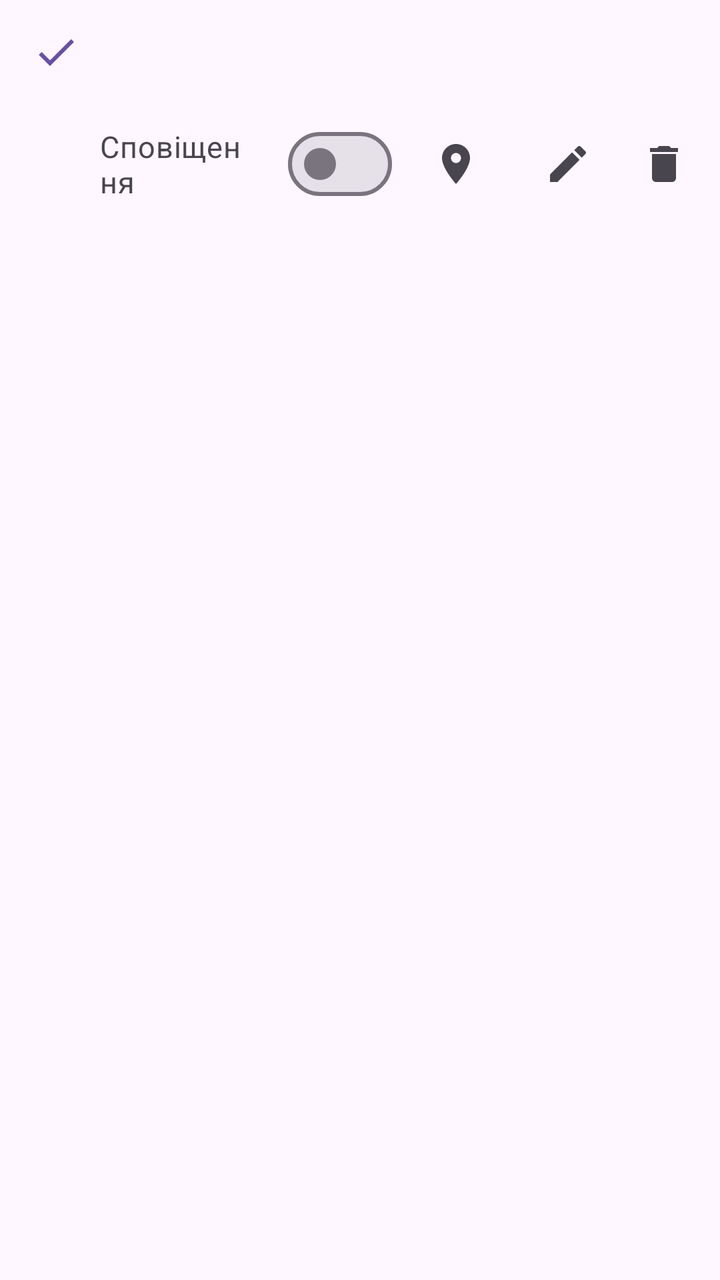
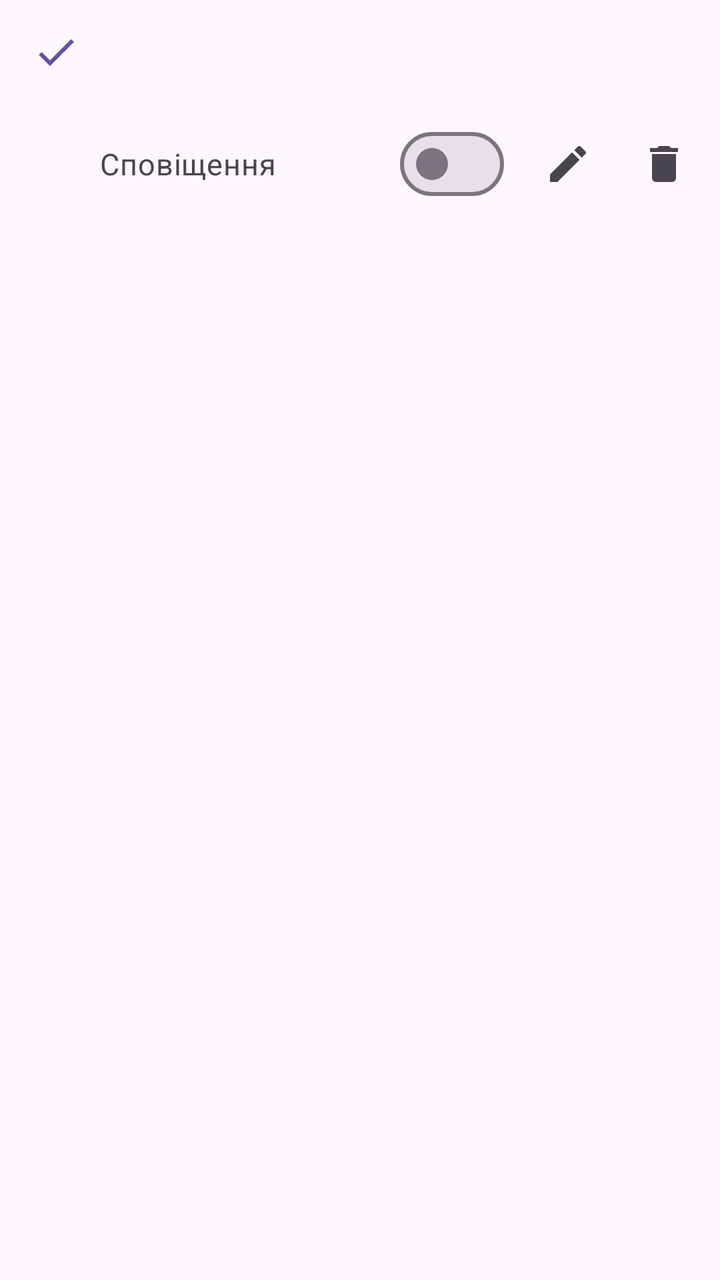

Two renders of the same Android screen: before a commit and after it. Below are the layout's source before the change and the commit's diff.
<!-- AndroidManifest.xml: application theme AppTheme -->
<!-- res/layout/item_address.xml -->
<?xml version="1.0" encoding="utf-8"?>
<LinearLayout xmlns:android="http://schemas.android.com/apk/res/android"
    android:layout_width="match_parent"
    android:layout_height="wrap_content"
    android:background="?attr/selectableItemBackground"
    android:orientation="vertical"
    android:paddingStart="16dp"
    android:paddingTop="12dp"
    android:paddingEnd="4dp"
    android:paddingBottom="4dp">

    
    <LinearLayout
        android:layout_width="match_parent"
        android:layout_height="wrap_content"
        android:orientation="horizontal">

        <ImageView
            android:id="@+id/a_check"
            android:layout_width="24dp"
            android:layout_height="24dp"
            android:layout_marginTop="2dp"
            android:layout_marginEnd="10dp"
            android:contentDescription="Показано на головному екрані"
            android:src="@drawable/ic_check"
            android:tint="?attr/colorPrimary" />

        <LinearLayout
            android:layout_width="0dp"
            android:layout_height="wrap_content"
            android:layout_marginEnd="12dp"
            android:layout_weight="1"
            android:orientation="vertical">

            <TextView
                android:id="@+id/a_title"
                android:layout_width="match_parent"
                android:layout_height="wrap_content"
                android:fontFamily="sans-serif-medium"
                android:textColor="?attr/colorOnSurface"
                android:textSize="19sp" />

            <TextView
                android:id="@+id/a_sub"
                android:layout_width="match_parent"
                android:layout_height="wrap_content"
                android:textColor="?attr/colorOnSurfaceVariant"
                android:textSize="15sp" />
        </LinearLayout>
    </LinearLayout>

    
    <LinearLayout
        android:layout_width="match_parent"
        android:layout_height="wrap_content"
        android:gravity="center_vertical"
        android:orientation="horizontal">

        <com.google.android.material.materialswitch.MaterialSwitch
            android:id="@+id/a_notify"
            android:layout_width="0dp"
            android:layout_height="wrap_content"
            android:layout_marginStart="34dp"
            android:layout_weight="1"
            android:minHeight="48dp"
            android:text="Сповіщення"
            android:textColor="?attr/colorOnSurfaceVariant"
            android:textSize="15sp" />

        <ImageButton
            android:id="@+id/a_change"
            android:layout_width="48dp"
            android:layout_height="48dp"
            android:layout_marginStart="8dp"
            android:background="?attr/selectableItemBackgroundBorderless"
            android:contentDescription="Змінити адресу"
            android:src="@drawable/ic_place"
            android:tint="?attr/colorOnSurfaceVariant" />

        <ImageButton
            android:id="@+id/a_edit"
            android:layout_width="48dp"
            android:layout_height="48dp"
            android:layout_marginStart="8dp"
            android:background="?attr/selectableItemBackgroundBorderless"
            android:contentDescription="Змінити назву"
            android:src="@drawable/ic_edit"
            android:tint="?attr/colorOnSurfaceVariant" />

        <ImageButton
            android:id="@+id/a_delete"
            android:layout_width="48dp"
            android:layout_height="48dp"
            android:background="?attr/selectableItemBackgroundBorderless"
            android:contentDescription="Видалити адресу"
            android:src="@drawable/ic_delete"
            android:tint="?attr/colorOnSurfaceVariant" />
    </LinearLayout>
</LinearLayout>
<!-- resources referenced by this layout -->
<resources>
  <!-- drawable ic_check (drawable) -->
  <?xml version="1.0" encoding="utf-8"?>
  <vector xmlns:android="http://schemas.android.com/apk/res/android"
      android:width="24dp"
      android:height="24dp"
      android:viewportWidth="24"
      android:viewportHeight="24">
      <path android:fillColor="#FF000000" android:pathData="M9,16.17L4.83,12l-1.42,1.41L9,19 21,7l-1.41,-1.41z" />
  </vector>
  <!-- drawable ic_delete (drawable) -->
  <?xml version="1.0" encoding="utf-8"?>
  <vector xmlns:android="http://schemas.android.com/apk/res/android"
      android:width="24dp"
      android:height="24dp"
      android:viewportWidth="24"
      android:viewportHeight="24">
      <path android:fillColor="#FF000000" android:pathData="M6,19c0,1.1 0.9,2 2,2h8c1.1,0 2,-0.9 2,-2V7H6v12zM19,4h-3.5l-1,-1h-5l-1,1H5v2h14V4z" />
  </vector>
  <!-- drawable ic_edit (drawable) -->
  <?xml version="1.0" encoding="utf-8"?>
  <vector xmlns:android="http://schemas.android.com/apk/res/android"
      android:width="24dp"
      android:height="24dp"
      android:viewportWidth="24"
      android:viewportHeight="24">
      <path android:fillColor="#FF000000" android:pathData="M3,17.25V21h3.75L17.81,9.94l-3.75,-3.75L3,17.25zM20.71,7.04c0.39,-0.39 0.39,-1.02 0,-1.41l-2.34,-2.34c-0.39,-0.39 -1.02,-0.39 -1.41,0l-1.83,1.83 3.75,3.75 1.83,-1.83z" />
  </vector>
  <!-- drawable ic_place (drawable) -->
  <?xml version="1.0" encoding="utf-8"?>
  <vector xmlns:android="http://schemas.android.com/apk/res/android"
      android:width="24dp"
      android:height="24dp"
      android:viewportWidth="24"
      android:viewportHeight="24">
      <path android:fillColor="#FF000000" android:pathData="M12,2C8.13,2 5,5.13 5,9c0,5.25 7,13 7,13s7,-7.75 7,-13c0,-3.87 -3.13,-7 -7,-7zM12,11.5c-1.38,0 -2.5,-1.12 -2.5,-2.5s1.12,-2.5 2.5,-2.5 2.5,1.12 2.5,2.5 -1.12,2.5 -2.5,2.5z" />
  </vector>
  <style name="AppTheme" parent="Theme.Material3.DayNight.NoActionBar">
          <item name="android:statusBarColor">?attr/colorSurface</item>
          <item name="android:windowLightStatusBar">@bool/light_bars</item>
      </style>
</resources>

<!-- the commit's change to res/layout/item_address.xml (unified diff, before → after) -->
@@ -68,22 +68,12 @@
             android:textSize="15sp" />
 
         <ImageButton
-            android:id="@+id/a_change"
-            android:layout_width="48dp"
-            android:layout_height="48dp"
-            android:layout_marginStart="8dp"
-            android:background="?attr/selectableItemBackgroundBorderless"
-            android:contentDescription="Змінити адресу"
-            android:src="@drawable/ic_place"
-            android:tint="?attr/colorOnSurfaceVariant" />
-
-        <ImageButton
             android:id="@+id/a_edit"
             android:layout_width="48dp"
             android:layout_height="48dp"
             android:layout_marginStart="8dp"
             android:background="?attr/selectableItemBackgroundBorderless"
-            android:contentDescription="Змінити назву"
+            android:contentDescription="Редагувати назву й адресу"
             android:src="@drawable/ic_edit"
             android:tint="?attr/colorOnSurfaceVariant" />
 
<!-- resource entries referenced after the edit -->
@@ -27,15 +27,6 @@
       android:viewportHeight="24">
       <path android:fillColor="#FF000000" android:pathData="M3,17.25V21h3.75L17.81,9.94l-3.75,-3.75L3,17.25zM20.71,7.04c0.39,-0.39 0.39,-1.02 0,-1.41l-2.34,-2.34c-0.39,-0.39 -1.02,-0.39 -1.41,0l-1.83,1.83 3.75,3.75 1.83,-1.83z" />
   </vector>
-  <!-- drawable ic_place (drawable) -->
-  <?xml version="1.0" encoding="utf-8"?>
-  <vector xmlns:android="http://schemas.android.com/apk/res/android"
-      android:width="24dp"
-      android:height="24dp"
-      android:viewportWidth="24"
-      android:viewportHeight="24">
-      <path android:fillColor="#FF000000" android:pathData="M12,2C8.13,2 5,5.13 5,9c0,5.25 7,13 7,13s7,-7.75 7,-13c0,-3.87 -3.13,-7 -7,-7zM12,11.5c-1.38,0 -2.5,-1.12 -2.5,-2.5s1.12,-2.5 2.5,-2.5 2.5,1.12 2.5,2.5 -1.12,2.5 -2.5,2.5z" />
-  </vector>
   <style name="AppTheme" parent="Theme.Material3.DayNight.NoActionBar">
           <item name="android:statusBarColor">?attr/colorSurface</item>
           <item name="android:windowLightStatusBar">@bool/light_bars</item>
